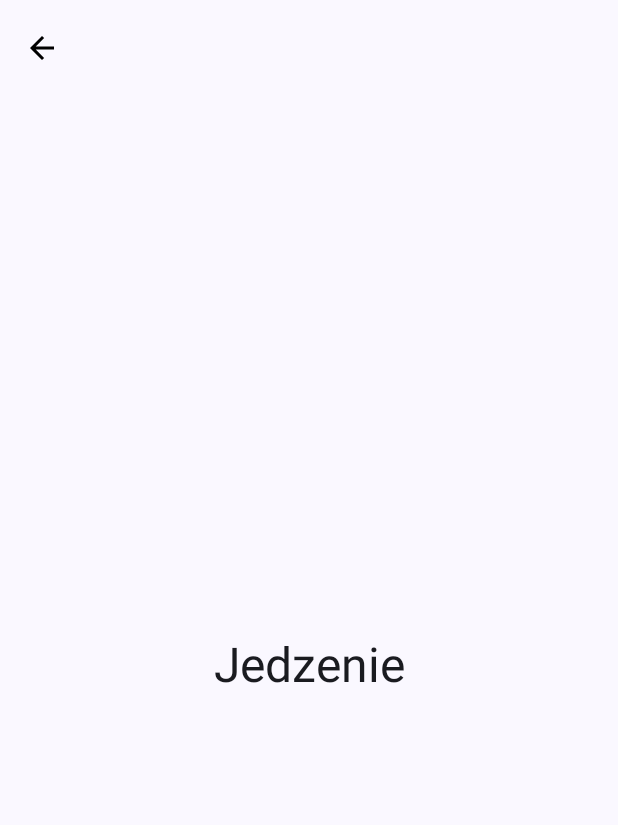
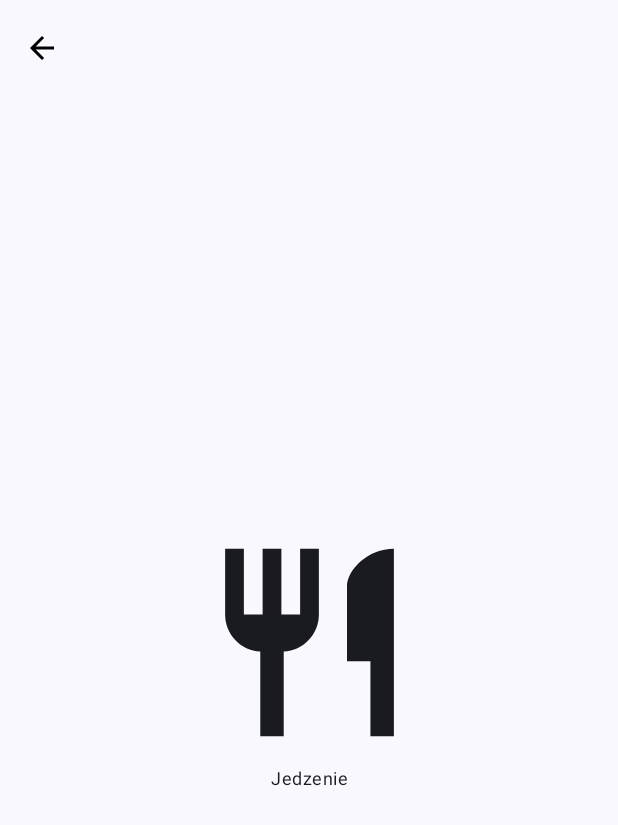
Before and after one commit to Kamiliiia/EmojiApp, an Android app built with Jetpack Compose: the MainScreen screen opened through its navigation route, on a phone screen of 412 x 824 dp. Shown: the top 825 px of the screen. Run offline under Robolectric (Android 15) with nearby library versions, the phone set to English and light mode, and no system bars.

Commit message:
Dodano emotki do kategorii glownych

```diff
--- a/app/src/main/java/com/example/emojiapp/ui/components/CategoryScreen.kt
+++ b/app/src/main/java/com/example/emojiapp/ui/components/CategoryScreen.kt
@@ -5,6 +5,8 @@ import androidx.compose.foundation.layout.Arrangement
 import androidx.compose.foundation.layout.Column
 import androidx.compose.foundation.layout.fillMaxSize
 import androidx.compose.foundation.layout.padding
+import androidx.compose.foundation.layout.size
+import androidx.compose.material3.Icon
 import androidx.compose.material3.MaterialTheme
 import androidx.compose.material3.Text
 import androidx.compose.runtime.Composable
@@ -24,7 +26,7 @@ fun CategoryScreen(category: String, navController: NavHostController) {
         modifier = Modifier
             .fillMaxSize()
             .clickable {
-                if (category == "Inne") {
+                if (category == Constants.OTHER_SUBCATEGORY) {
                     navController.navigate("${Constants.CONFIRMATION_ROUTE}${Constants.OTHER_SUBCATEGORY}")
                 } else {
                     navController.navigate("${Constants.SUBCATEGORIES_ROUTE}$category")
@@ -34,10 +36,24 @@ fun CategoryScreen(category: String, navController: NavHostController) {
         verticalArrangement = Arrangement.Center,
         horizontalAlignment = Alignment.CenterHorizontally
     ) {
+        if (category == Constants.OTHER_SUBCATEGORY) {
+            Icon(
+                imageVector = Constants.CATEGORY_ICONS[category]!!,
+                contentDescription = category,
+                modifier = Modifier.size(150.dp),
+            )
+        } else {
+            Icon(
+                imageVector = Constants.CATEGORY_ICONS[category]!!,
+                contentDescription = category,
+                modifier = Modifier.size(150.dp)
+            )
+        }
         Text(
             text = category,
-            style = MaterialTheme.typography.headlineLarge,
-            textAlign = TextAlign.Center
+            style = MaterialTheme.typography.bodySmall,
+            textAlign = TextAlign.Center,
+            modifier = Modifier.padding(8.dp)
         )
     }
 }
--- a/app/src/main/java/com/example/emojiapp/ui/utils/Constants.kt
+++ b/app/src/main/java/com/example/emojiapp/ui/utils/Constants.kt
@@ -1,4 +1,11 @@
 package com.example.emojiapp.ui.utils
+
+import androidx.compose.material.icons.Icons
+import androidx.compose.material.icons.filled.Bathtub
+import androidx.compose.material.icons.filled.MusicNote
+import androidx.compose.material.icons.filled.Restaurant
+import androidx.compose.material.icons.filled.Sos
+import androidx.compose.ui.graphics.vector.ImageVector
 
 object Constants {
     const val START_ROUTE = "start"
@@ -10,11 +17,17 @@ object Constants {
     const val SUBCATEGORY_ARGUMENT = "subcategory"
     const val MESSAGE_SENT_ROUTE = "messageSent"
     const val OTHER_SUBCATEGORY = "Inne"
-    val CATEGORIES = listOf("Jedzenie", "Łazienka", "Rozrywka", "Inne")
+    val CATEGORIES = listOf("Jedzenie", "Łazienka", "Rozrywka", OTHER_SUBCATEGORY)
     val SUBCATEGORIES = mapOf(
         "Jedzenie" to listOf("Jedzenie", "Picie"),
         "Łazienka" to listOf("Toaleta", "Wanna"),
         "Rozrywka" to listOf("Telewizja", "Spacer"),
-        "Inne" to emptyList()
+        OTHER_SUBCATEGORY to emptyList()
+    )
+    val CATEGORY_ICONS: Map<String, ImageVector> = mapOf(
+        "Jedzenie" to Icons.Filled.Restaurant,
+        "Łazienka" to Icons.Filled.Bathtub,
+        "Rozrywka" to Icons.Filled.MusicNote,
+        OTHER_SUBCATEGORY to Icons.Filled.Sos // Dodano ikonkę SOS
     )
 }
```
